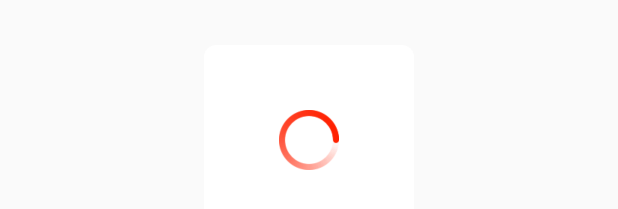
After one commit to Concentrate/NewsAggrationApp, an Android app: the layout layout_custom_progressdialog.xml on its own in the app's theme, with its tools: preview values and no code run, on a phone screen of 412 x 824 dp. The commit adds this screen. Shown: the part 469-678 px from the top of the screen. Run offline under Robolectric (Android 15) with nearby library versions, the phone set to English and light mode, and no system bars.

Commit message:
调节了下视觉效果

```diff
--- a/app/src/main/AndroidManifest.xml
+++ b/app/src/main/AndroidManifest.xml
@@ -12,7 +12,8 @@
         android:roundIcon="@mipmap/ic_launcher_round"
         android:supportsRtl="true"
         android:theme="@style/AppTheme">
-        <activity android:name=".MainActivity">
+        <activity android:name=".MainActivity"
+            android:theme="@style/Theme.AppCompat.Light.NoActionBar">
             <intent-filter>
                 <action android:name="android.intent.action.MAIN" />
 
--- a/app/src/main/java/com/interestcontent/liudeyu/base/baseUiKit/AbsTopTabFragment.java
+++ b/app/src/main/java/com/interestcontent/liudeyu/base/baseUiKit/AbsTopTabFragment.java
@@ -75,6 +75,9 @@ public abstract class AbsTopTabFragment extends AbsFragment {
         mTabLayout.setSelectedTabIndicatorHeight(getActivity().getResources().getDimensionPixelSize(R.dimen.selected_tab_color_height));
         mTabLayout.setTabGravity(TabLayout.GRAVITY_CENTER);
         mTabLayout.setTabMode(TabLayout.MODE_SCROLLABLE);
+        mTabLayout.setBackgroundColor(getActivity().getResources().getColor(R.color.md_red_A100));
+        mTabLayout.setTabTextColors(getActivity().getResources().getColor(R.color.md_white_1000),getActivity()
+        .getResources().getColor(R.color.md_yellow_100));
     }
 
 
--- /dev/null
+++ b/app/src/main/res/drawable/bg_progressdialog.xml
@@ -0,0 +1,5 @@
+<?xml version="1.0" encoding="utf-8"?>
+<shape xmlns:android="http://schemas.android.com/apk/res/android">
+    <corners android:radius="8dp"/>
+    <solid android:color="#ffffff"/>
+</shape>
--- /dev/null
+++ b/app/src/main/res/layout/layout_custom_progressdialog.xml
@@ -0,0 +1,45 @@
+<?xml version="1.0" encoding="utf-8"?>
+<RelativeLayout xmlns:android="http://schemas.android.com/apk/res/android"
+                android:id="@+id/root"
+                android:layout_width="140dp"
+                android:layout_height="wrap_content"
+                android:layout_gravity="center"
+                android:background="@drawable/bg_progressdialog"
+                android:paddingTop="24dp"
+                android:paddingBottom="16dp">
+
+    <RelativeLayout
+        android:layout_marginTop="19dp"
+        android:layout_centerHorizontal="true"
+        android:id="@+id/customProgressView"
+        android:layout_width="wrap_content"
+        android:layout_height="wrap_content">
+        <ImageView
+            android:src="@drawable/ic_loading_big"
+            android:id="@+id/iv_loading"
+            android:layout_width="40dp"
+            android:layout_height="40dp"
+            android:layout_centerInParent="true" />
+        <TextView
+            android:id="@+id/progress"
+            android:textSize="11sp"
+            android:textColor="@color/md_blue_200"
+            android:gravity="center"
+            android:layout_centerInParent="true"
+            android:layout_width="wrap_content"
+            android:layout_height="wrap_content"/>
+    </RelativeLayout>
+
+    <TextView
+        android:id="@+id/message"
+        android:layout_width="match_parent"
+        android:layout_height="wrap_content"
+        android:layout_below="@id/customProgressView"
+        android:layout_centerHorizontal="true"
+        android:paddingTop="20dp"
+        android:gravity="center_horizontal|center_vertical"
+        android:textColor="@color/md_green_200"
+        android:textSize="14sp">
+    </TextView>
+
+</RelativeLayout>
--- a/app/src/main/res/values/dimens.xml
+++ b/app/src/main/res/values/dimens.xml
@@ -1,6 +1,6 @@
 <?xml version="1.0" encoding="utf-8"?>
 <resources>
     <item name="tab_size" type="dimen">50dp</item>
-    <item name="sub_top_tab_size" type="dimen">40dp</item>
+    <item name="sub_top_tab_size" type="dimen">55dp</item>
     <item name="selected_tab_color_height" type="dimen">3dp</item>
 </resources>
```
Also changed, not shown: app/src/main/java/com/interestcontent/liudeyu/MainActivity.java (+14 -2 lines), app/src/main/java/com/interestcontent/liudeyu/base/baseUiKit/BaseDialogFragment.java (added, +189 -0 lines), app/src/main/java/com/interestcontent/liudeyu/base/baseUiKit/dialog/CustomLoadingDialog.java (added, +92 -0 lines), app/src/main/java/com/interestcontent/liudeyu/base/baseUiKit/dialog/CustomProgressDialog.java (added, +105 -0 lines), app/src/main/res/anim/loading_dialog_animation.xml (added, +13 -0 lines), app/src/main/res/drawable/ic_loading_big.png (added).
